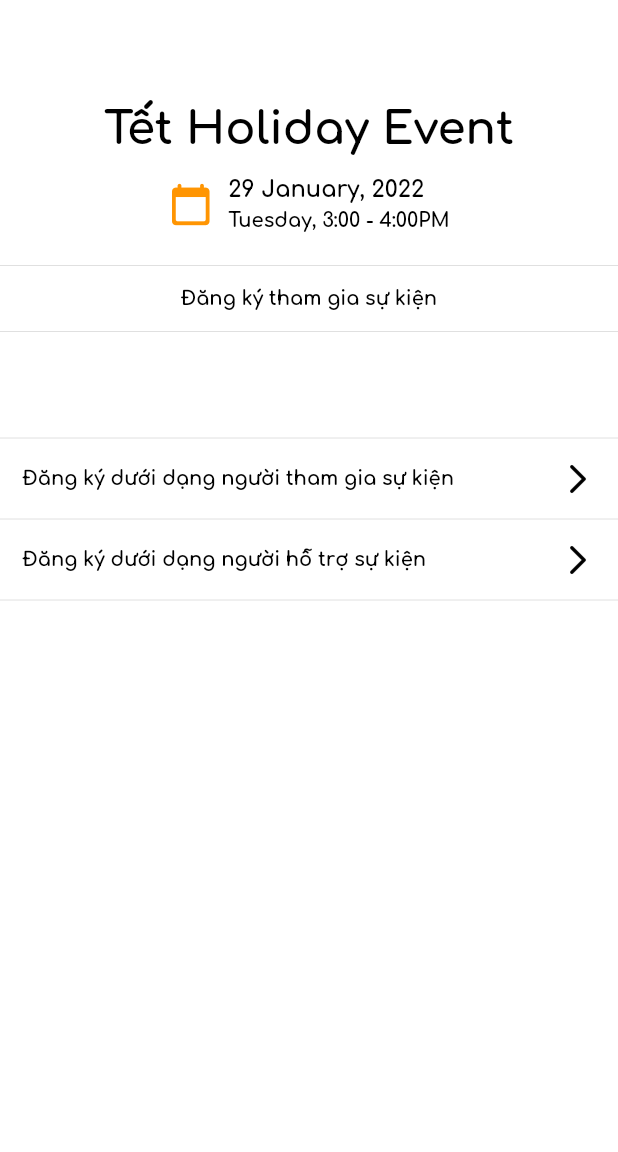
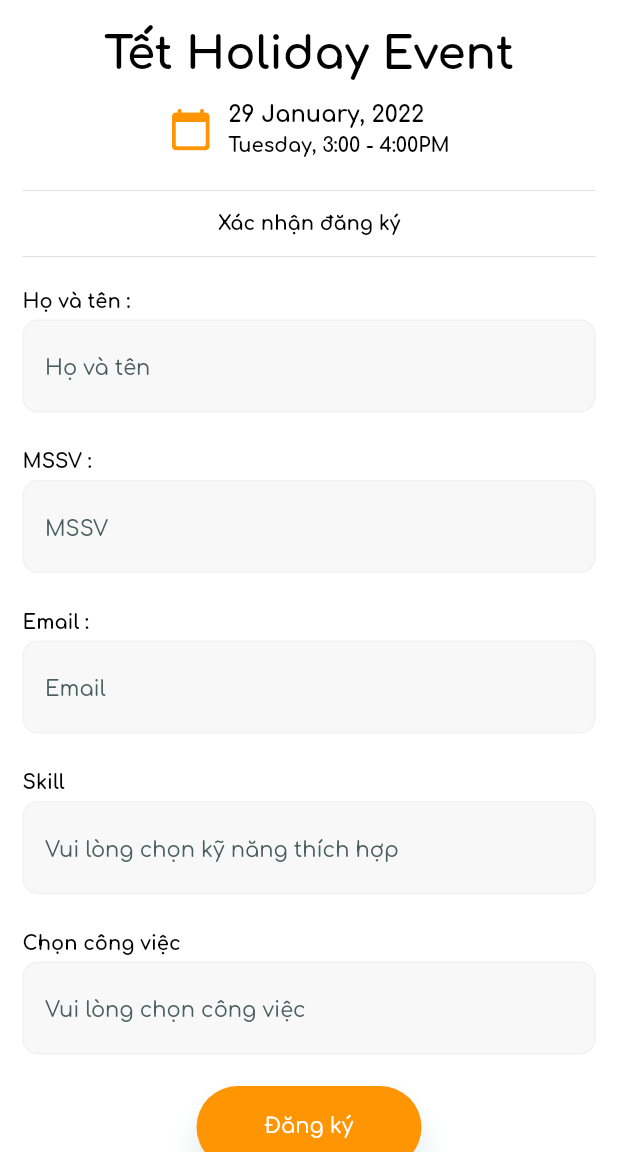
Before and after one commit to tanphuccgl/FSRE-FEvent, a Flutter app: the HolderRegisterEventPage screen opened by its route, after a tap on "Đăng ký dưới dạng người hỗ trợ sự kiện", on a phone screen of 412 x 824 dp, the part 84-1236 px from its top. Run offline on Flutter 3.47's test engine with Material 2 defaults, Android fonts, the phone set to English and light mode, and no system bars; our stand-ins replace bot_toast, equatable, flutter_bloc, flutter_screenutil, google_fonts, logger.

Commit message:
add register supporter event page

```diff
--- a/lib/src/feature/event/pages/holder_register_event_page.dart
+++ b/lib/src/feature/event/pages/holder_register_event_page.dart
@@ -127,7 +127,7 @@
             height: 7,
           ),
           GestureDetector(
-            onTap: () {},
+            onTap: () => XCoordinator.showEventTwo(),
             child: const Padding(
               padding: EdgeInsets.symmetric(horizontal: 15),
               child: Row(
--- /dev/null
+++ b/lib/src/feature/event/pages/register_event_two_page.dart
@@ -0,0 +1,221 @@
+import 'package:fevent/src/theme/colors.dart';
+import 'package:fevent/src/utils/helper/radius.dart';
+import 'package:fevent/src/widgets/input.dart';
+import 'package:flutter/material.dart';
+
+class RegisterEventTwoPage extends StatelessWidget {
+  const RegisterEventTwoPage({super.key});
+
+  @override
+  Widget build(BuildContext context) {
+    return Scaffold(
+      appBar: AppBar(
+        automaticallyImplyLeading: false,
+        backgroundColor: XColors.primary,
+        centerTitle: false,
+        title: const Text(
+          "Event Details",
+          style: TextStyle(
+              color: Colors.white, fontSize: 20, fontWeight: FontWeight.bold),
+        ),
+        leading: GestureDetector(
+          onTap: () => Navigator.pop(context),
+          child: const Icon(
+            Icons.arrow_back,
+            color: Colors.white,
+          ),
+        ),
+      ),
+      body: ListView(
+        padding: const EdgeInsets.fromLTRB(15, 20, 15, 0),
+        shrinkWrap: true,
+        children: [
+          const Center(
+            child: Text(
+              "Tết Holiday Event",
+              style: TextStyle(
+                  color: Colors.black,
+                  fontSize: 30,
+                  fontWeight: FontWeight.bold),
+            ),
+          ),
+          const SizedBox(
+            height: 15,
+          ),
+          const Center(
+              child: Row(
+            mainAxisAlignment: MainAxisAlignment.center,
+            children: [
+              Icon(
+                Icons.calendar_today_rounded,
+                color: XColors.primary,
+                size: 30,
+              ),
+              SizedBox(
+                width: 10,
+              ),
+              Column(
+                mainAxisAlignment: MainAxisAlignment.spaceBetween,
+                crossAxisAlignment: CrossAxisAlignment.start,
+                children: [
+                  Text(
+                    "29 January, 2022",
+                    style: TextStyle(
+                        color: Colors.black,
+                        fontSize: 15,
+                        fontWeight: FontWeight.bold),
+                  ),
+                  SizedBox(
+                    height: 5,
+                  ),
+                  Text(
+                    "Tuesday, 3:00 - 4:00PM",
+                    style: TextStyle(
+                        color: Colors.black,
+                        fontSize: 13,
+                        fontWeight: FontWeight.bold),
+                  ),
+                ],
+              ),
+            ],
+          )),
+          const SizedBox(
+            height: 15,
+          ),
+          const Divider(),
+          const SizedBox(
+            height: 7,
+          ),
+          const Center(
+              child: Text("Xác nhận đăng ký",
+                  style: TextStyle(
+                      color: Colors.black,
+                      fontSize: 13,
+                      fontWeight: FontWeight.bold))),
+          const SizedBox(
+            height: 7,
+          ),
+          const Divider(),
+          const SizedBox(
+            height: 15,
+          ),
+          const Text("Họ và tên :",
+              style: TextStyle(
+                  color: Colors.black,
+                  fontSize: 13,
+                  fontWeight: FontWeight.bold)),
+          const SizedBox(
+            height: 5,
+          ),
+          XInput(
+            value: "",
+            hintText: "Họ và tên",
+            filled: true,
+            fillColor: XColors.bgGrey.withOpacity(0.5),
+            enabledBorder: OutlineInputBorder(
+              borderSide: const BorderSide(color: XColors.bgGrey, width: 1),
+              borderRadius: BorderHelper.r10,
+            ),
+          ),
+          const SizedBox(
+            height: 5,
+          ),
+          const Text("MSSV :",
+              style: TextStyle(
+                  color: Colors.black,
+                  fontSize: 13,
+                  fontWeight: FontWeight.bold)),
+          const SizedBox(
+            height: 5,
+          ),
+          XInput(
+            value: "",
+            hintText: "MSSV",
+            filled: true,
+            fillColor: XColors.bgGrey.withOpacity(0.5),
+            enabledBorder: OutlineInputBorder(
+              borderSide: const BorderSide(color: XColors.bgGrey, width: 1),
+              borderRadius: BorderHelper.r10,
+            ),
+          ),
+          const SizedBox(
+            height: 5,
+          ),
+          const Text("Email :",
+              style: TextStyle(
+                  color: Colors.black,
+                  fontSize: 13,
+                  fontWeight: FontWeight.bold)),
+          const SizedBox(
+            height: 5,
+          ),
+          XInput(
+            value: "",
+            hintText: "Email",
+            filled: true,
+            fillColor: XColors.bgGrey.withOpacity(0.5),
+            enabledBorder: OutlineInputBorder(
+              borderSide: const BorderSide(color: XColors.bgGrey, width: 1),
+              borderRadius: BorderHelper.r10,
+            ),
+          ),
+          const SizedBox(
+            height: 5,
+          ),
+          const Text("Skill",
+              style: TextStyle(
+                  color: Colors.black,
+                  fontSize: 13,
+                  fontWeight: FontWeight.bold)),
+          const SizedBox(
+            height: 5,
+          ),
+          XInput(
+            value: "",
+            hintText: "Vui lòng chọn kỹ năng thích hợp",
+            filled: true,
+            fillColor: XColors.bgGrey.withOpacity(0.5),
+            enabledBorder: OutlineInputBorder(
+              borderSide: const BorderSide(color: XColors.bgGrey, width: 1),
+              borderRadius: BorderHelper.r10,
+            ),
+          ),
+          const SizedBox(
+            height: 5,
+          ),
+          const Text("Chọn công việc",
+              style: TextStyle(
+                  color: Colors.black,
+                  fontSize: 13,
+                  fontWeight: FontWeight.bold)),
+          const SizedBox(
+            height: 5,
+          ),
+          XInput(
+            value: "",
+            hintText: "Vui lòng chọn công việc",
+
+            filled: true,
+            fillColor: XColors.bgGrey.withOpacity(0.5),
+            enabledBorder: OutlineInputBorder(
+              borderSide: const BorderSide(color: XColors.bgGrey, width: 1),
+              borderRadius: BorderHelper.r10,
+            ),
+          ),
+          Center(
+            child: ElevatedButton(
+                style:
+                    ElevatedButton.styleFrom(maximumSize: const Size(150, 55)),
+                onPressed: () {},
+                child: const Text(
+                  "Đăng ký",
+                )),
+          ),
+          const SizedBox(
+            height: 25,
+          ),
+        ],
+      ),
+    );
+  }
+}
--- a/lib/src/router/app_router.dart
+++ b/lib/src/router/app_router.dart
@@ -3,6 +3,7 @@
 import 'package:fevent/src/feature/event/pages/event_detail_page.dart';
 import 'package:fevent/src/feature/event/pages/holder_register_event_page.dart';
 import 'package:fevent/src/feature/event/pages/register_event_one_page.dart';
+import 'package:fevent/src/feature/event/pages/register_event_two_page.dart';
 import 'package:fevent/src/feature/login/pages/login_page.dart';
 import 'package:fevent/src/feature/profile/pages/profile_page.dart';
 import 'package:fevent/src/feature/profile/pages/update_profile_page.dart';
@@ -30,6 +31,10 @@
             builder: (_) => const HolderRegisterEventPage());
       case XRouterName.eventOne:
         return MaterialPageRoute(builder: (_) => const RegisterEventOnePage());
+          case XRouterName.eventTwo:
+        return MaterialPageRoute(builder: (_) => const RegisterEventTwoPage());
+
+
 
       default:
         return MaterialPageRoute(
--- a/lib/src/router/coordinator.dart
+++ b/lib/src/router/coordinator.dart
@@ -1,6 +1,7 @@
 import 'package:fevent/src/feature/event/pages/event_detail_page.dart';
 import 'package:fevent/src/feature/event/pages/holder_register_event_page.dart';
 import 'package:fevent/src/feature/event/pages/register_event_one_page.dart';
+import 'package:fevent/src/feature/event/pages/register_event_two_page.dart';
 import 'package:fevent/src/router/router_name.dart';
 import 'package:flutter/material.dart';
 
@@ -45,7 +46,10 @@
 
    static Future showEventHolder() => push(const HolderRegisterEventPage());
 
-     static Future showEventOne() => push(const RegisterEventOnePage());
+
+     static Future showEventOne() => push(const RegisterEventOnePage());  static Future showEventTwo() => push(const RegisterEventTwoPage());
+
+
 
   static Future showScanQR() => pushNamed(XRouterName.scanQr);
 
--- a/lib/src/router/router_name.dart
+++ b/lib/src/router/router_name.dart
@@ -9,6 +9,7 @@
     static const String eventDetail = '/event-detail';
      static const String eventHolder = '/event-holder';
        static const String eventOne = '/event-one';
+       static const String eventTwo = '/event-two';
 
 
   static const String schedule = '/schedule';
```
